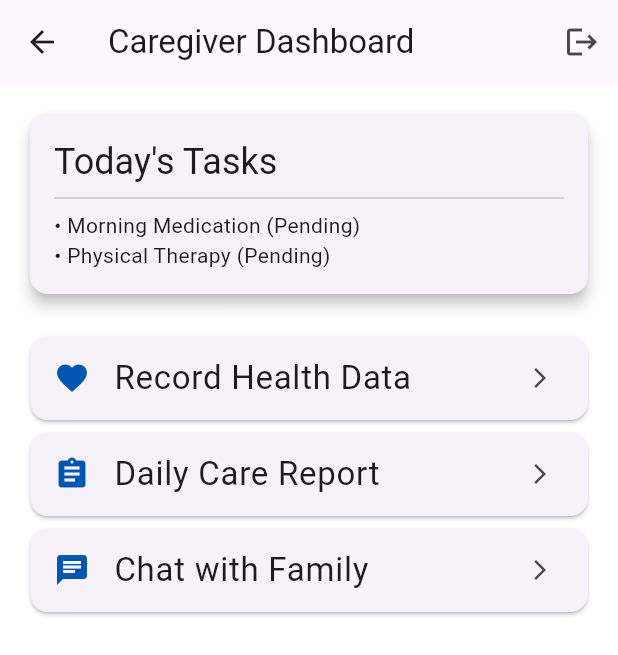
After one commit to jl77my/Homecare_Support_Frontend_App, a Flutter app: the CaregiverHomeView screen opened directly, on a phone screen of 412 x 824 dp. The commit adds this screen. Shown: the top 655 px of the screen. Run offline on Flutter 3.47's test engine with Material 3 defaults, Android fonts, the phone set to English and light mode, and no system bars; our stand-ins replace flutter_riverpod.

Commit message:
elderly and caregiver side homepage

```diff
--- /dev/null
+++ b/lib/features/caregiver/views/caregiver_home_view.dart
@@ -0,0 +1,67 @@
+import 'package:flutter/material.dart';
+import 'package:flutter_riverpod/flutter_riverpod.dart';
+import '../../auth/providers/auth_provider.dart';
+
+class CaregiverHomeView extends ConsumerWidget {
+  const CaregiverHomeView({super.key});
+
+  @override
+  Widget build(BuildContext context, WidgetRef ref) {
+    return Scaffold(
+      appBar: AppBar(
+        title: const Text("Caregiver Dashboard"),
+        actions: [
+          IconButton(
+            icon: const Icon(Icons.logout),
+            onPressed: () => ref.read(authProvider.notifier).logout(),
+          )
+        ],
+      ),
+      body: ListView(
+        padding: const EdgeInsets.all(16),
+        children: [
+          _buildTaskSummaryCard(context),
+          const SizedBox(height: 20),
+          _buildActionTile(context, Icons.favorite, "Record Health Data", () {
+             // Navigate to Health Form (cite: 106, 466)
+          }),
+          _buildActionTile(context, Icons.assignment, "Daily Care Report", () {
+             // Navigate to Report Form (cite: 109, 470)
+          }),
+          _buildActionTile(context, Icons.chat, "Chat with Family", () {
+             // Navigate to In-app Chat (cite: 112, 465)
+          }),
+        ],
+      ),
+    );
+  }
+
+  Widget _buildTaskSummaryCard(BuildContext context) {
+    return Card(
+      elevation: 4,
+      child: Padding(
+        padding: const EdgeInsets.all(16),
+        child: Column(
+          crossAxisAlignment: CrossAxisAlignment.start,
+          children: [
+            Text("Today's Tasks", style: Theme.of(context).textTheme.headlineSmall),
+            const Divider(),
+            const Text("• Morning Medication (Pending)"),
+            const Text("• Physical Therapy (Pending)"),
+          ],
+        ),
+      ),
+    );
+  }
+
+  Widget _buildActionTile(BuildContext context, IconData icon, String title, VoidCallback onTap) {
+    return Card(
+      child: ListTile(
+        leading: Icon(icon, color: Theme.of(context).primaryColor),
+        title: Text(title),
+        trailing: const Icon(Icons.arrow_forward_ios, size: 16),
+        onTap: onTap,
+      ),
+    );
+  }
+}
```
Also changed, not shown: lib/features/auth/views/login_view.dart (+17 -0 lines), lib/features/elderly/views/elderly_home_view.dart (added, +56 -0 lines).
